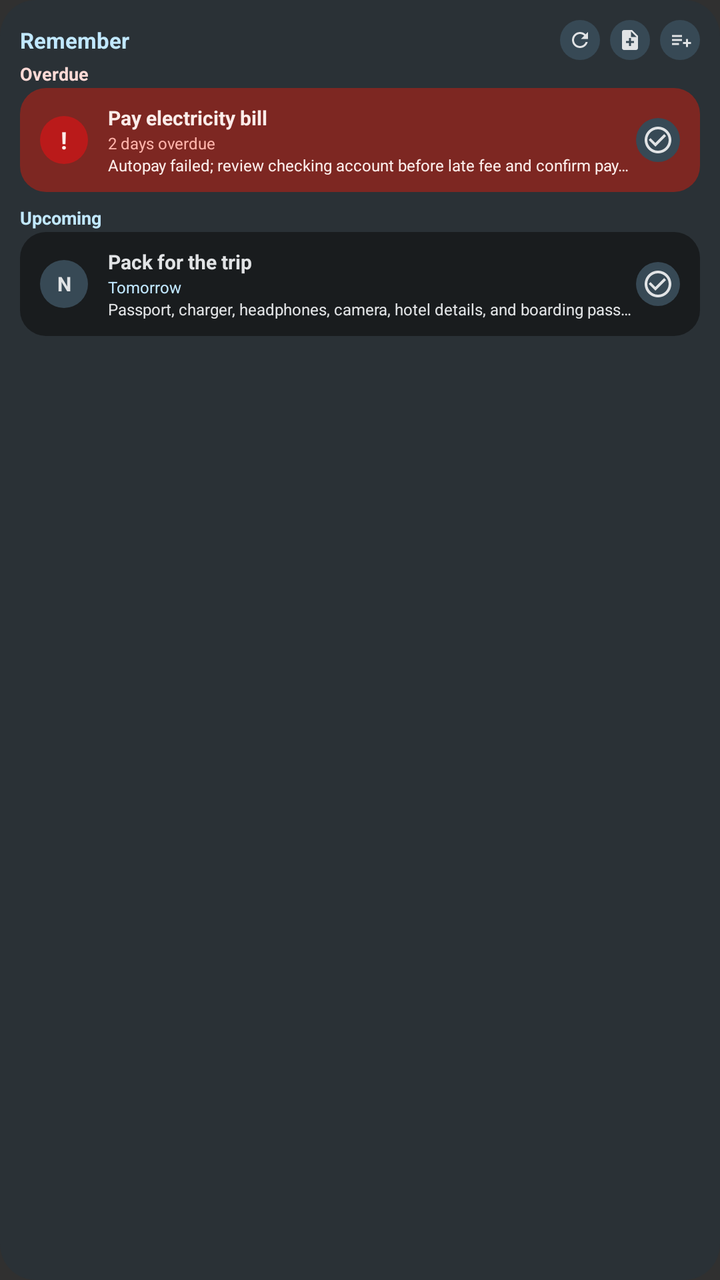
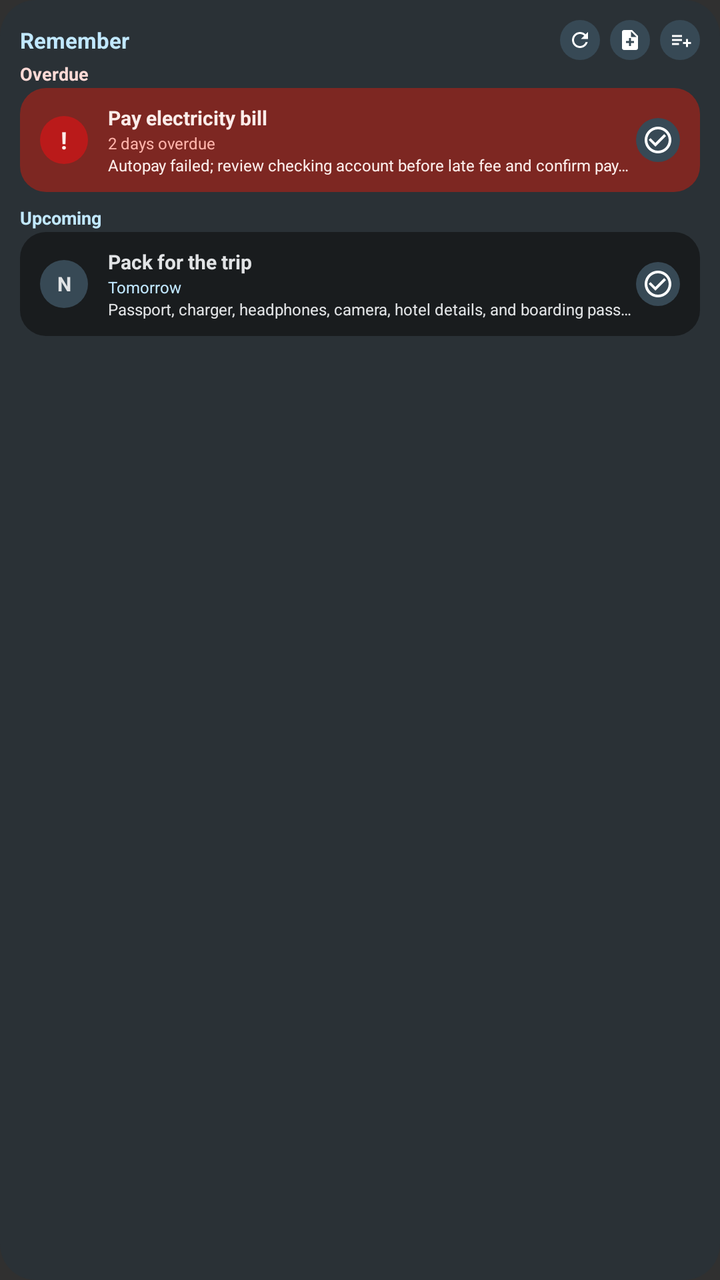

Screens rendered from an Android XML layout before and after an edit, with the pre-edit source and the edit as a unified diff.
<!-- AndroidManifest.xml: application theme Theme.Remember -->
<!-- res/layout/widget_preview_agenda.xml -->
<?xml version="1.0" encoding="utf-8"?>
<LinearLayout xmlns:android="http://schemas.android.com/apk/res/android"
    android:layout_width="360dp"
    android:layout_height="180dp"
    android:background="@drawable/widget_preview_background"
    android:orientation="vertical"
    android:padding="10dp">

    <LinearLayout
        android:layout_width="match_parent"
        android:layout_height="20dp"
        android:gravity="center_vertical"
        android:orientation="horizontal">

        <TextView
            android:layout_width="0dp"
            android:layout_height="wrap_content"
            android:layout_weight="1"
            android:ellipsize="end"
            android:fontFamily="sans"
            android:singleLine="true"
            android:text="@string/widget_header_title"
            android:textColor="@color/widget_preview_primary"
            android:textSize="11sp"
            android:textStyle="bold" />

        <ImageView
            android:layout_width="20dp"
            android:layout_height="20dp"
            android:background="@drawable/widget_preview_small_action"
            android:contentDescription="@string/widget_refresh_cd"
            android:padding="4dp"
            android:src="@drawable/ic_widget_refresh"
            android:tint="@color/widget_preview_on_surface" />

        <ImageView
            android:layout_width="20dp"
            android:layout_height="20dp"
            android:layout_marginStart="5dp"
            android:background="@drawable/widget_preview_small_action"
            android:contentDescription="@string/widget_create_new_note"
            android:padding="4dp"
            android:src="@drawable/ic_widget_note_add"
            android:tint="@color/widget_preview_on_surface" />

        <ImageView
            android:layout_width="20dp"
            android:layout_height="20dp"
            android:layout_marginStart="5dp"
            android:background="@drawable/widget_preview_small_action"
            android:contentDescription="@string/widget_create_new_list"
            android:padding="4dp"
            android:src="@drawable/ic_widget_list_add"
            android:tint="@color/widget_preview_on_surface" />
    </LinearLayout>

    <TextView
        android:layout_width="match_parent"
        android:layout_height="14dp"
        android:gravity="center_vertical"
        android:text="Overdue"
        android:textColor="@color/widget_preview_error"
        android:textSize="9sp"
        android:textStyle="bold" />

    <LinearLayout
        android:layout_width="match_parent"
        android:layout_height="52dp"
        android:background="@drawable/widget_preview_card_overdue"
        android:gravity="center_vertical"
        android:orientation="horizontal"
        android:paddingHorizontal="10dp">

        <TextView
            android:layout_width="24dp"
            android:layout_height="24dp"
            android:background="@drawable/widget_preview_icon_circle_error"
            android:gravity="center"
            android:text="!"
            android:textColor="@color/widget_preview_on_error"
            android:textSize="12sp"
            android:textStyle="bold" />

        <LinearLayout
            android:layout_width="0dp"
            android:layout_height="wrap_content"
            android:layout_marginStart="10dp"
            android:layout_weight="1"
            android:orientation="vertical">

            <TextView
                android:layout_width="match_parent"
                android:layout_height="14dp"
                android:ellipsize="end"
                android:singleLine="true"
                android:text="Pay electricity bill"
                android:textColor="@color/widget_preview_on_error"
                android:textSize="10sp"
                android:textStyle="bold" />

            <TextView
                android:layout_width="match_parent"
                android:layout_height="11dp"
                android:ellipsize="end"
                android:singleLine="true"
                android:text="2 days overdue"
                android:textColor="@color/widget_preview_error_muted"
                android:textSize="8sp" />

            <TextView
                android:layout_width="match_parent"
                android:layout_height="11dp"
                android:ellipsize="end"
                android:singleLine="true"
                android:text="Autopay failed; review checking account before late fee and confirm payment"
                android:textColor="@color/widget_preview_on_error"
                android:textSize="8sp" />
        </LinearLayout>

        <ImageView
            android:layout_width="22dp"
            android:layout_height="22dp"
            android:background="@drawable/widget_preview_small_action"
            android:contentDescription="@string/widget_mark_done_cd"
            android:padding="3dp"
            android:src="@drawable/ic_widget_done"
            android:tint="@color/widget_preview_on_surface" />
    </LinearLayout>

    <TextView
        android:layout_width="match_parent"
        android:layout_height="14dp"
        android:layout_marginTop="6dp"
        android:gravity="center_vertical"
        android:text="Upcoming"
        android:textColor="@color/widget_preview_primary"
        android:textSize="9sp"
        android:textStyle="bold" />

    <LinearLayout
        android:layout_width="match_parent"
        android:layout_height="52dp"
        android:background="@drawable/widget_preview_card"
        android:gravity="center_vertical"
        android:orientation="horizontal"
        android:paddingHorizontal="10dp">

        <TextView
            android:layout_width="24dp"
            android:layout_height="24dp"
            android:background="@drawable/widget_preview_icon_circle"
            android:gravity="center"
            android:text="N"
            android:textColor="@color/widget_preview_on_surface"
            android:textSize="10sp"
            android:textStyle="bold" />

        <LinearLayout
            android:layout_width="0dp"
            android:layout_height="wrap_content"
            android:layout_marginStart="10dp"
            android:layout_weight="1"
            android:orientation="vertical">

            <TextView
                android:layout_width="match_parent"
                android:layout_height="14dp"
                android:ellipsize="end"
                android:singleLine="true"
                android:text="Pack for the trip"
                android:textColor="@color/widget_preview_on_surface"
                android:textSize="10sp"
                android:textStyle="bold" />

            <TextView
                android:layout_width="match_parent"
                android:layout_height="11dp"
                android:ellipsize="end"
                android:singleLine="true"
                android:text="Tomorrow"
                android:textColor="@color/widget_preview_primary"
                android:textSize="8sp" />

            <TextView
                android:layout_width="match_parent"
                android:layout_height="11dp"
                android:ellipsize="end"
                android:singleLine="true"
                android:text="Passport, charger, headphones, camera, hotel details, and boarding passes"
                android:textColor="@color/widget_preview_on_surface"
                android:textSize="8sp" />
        </LinearLayout>

        <ImageView
            android:layout_width="22dp"
            android:layout_height="22dp"
            android:background="@drawable/widget_preview_small_action"
            android:contentDescription="@string/widget_mark_done_cd"
            android:padding="3dp"
            android:src="@drawable/ic_widget_done"
            android:tint="@color/widget_preview_on_surface" />
    </LinearLayout>
</LinearLayout>
<!-- resources referenced by this layout -->
<resources>
  <color name="widget_preview_error">#FFDAD6</color>
  <color name="widget_preview_error_muted">#FFB4AB</color>
  <color name="widget_preview_on_error">#FCEDEA</color>
  <color name="widget_preview_on_surface">@android:color/system_neutral1_100</color>
  <color name="widget_preview_primary">@android:color/system_accent1_100</color>
  <!-- drawable ic_widget_done (drawable) -->
  <vector xmlns:android="http://schemas.android.com/apk/res/android"
      android:width="24dp"
      android:height="24dp"
      android:viewportWidth="24"
      android:viewportHeight="24"
      android:tint="?android:attr/colorForeground">
      <path
          android:fillColor="@android:color/white"
          android:pathData="M16.59,7.58L10,14.17l-3.59,-3.58L5,12l5,5 8,-8 -1.41,-1.42zM12,2C6.48,2 2,6.48 2,12s4.48,10 10,10 10,-4.48 10,-10S17.52,2 12,2zM12,20c-4.41,0 -8,-3.59 -8,-8s3.59,-8 8,-8 8,3.59 8,8 -3.59,8 -8,8z" />
  </vector>
  <!-- drawable ic_widget_list_add (drawable) -->
  <vector xmlns:android="http://schemas.android.com/apk/res/android"
      android:width="24dp"
      android:height="24dp"
      android:viewportWidth="24"
      android:viewportHeight="24"
      android:tint="?android:attr/colorForeground">
      <path
          android:fillColor="@android:color/white"
          android:pathData="M4,7h10v2H4V7zM4,11h10v2H4v-2zM4,15h7v2H4v-2zM18,11h2v3h3v2h-3v3h-2v-3h-3v-2h3v-3z" />
  </vector>
  <!-- drawable ic_widget_note_add (drawable) -->
  <vector xmlns:android="http://schemas.android.com/apk/res/android"
      android:width="24dp"
      android:height="24dp"
      android:viewportWidth="24"
      android:viewportHeight="24"
      android:tint="?android:attr/colorForeground">
      <path
          android:fillColor="@android:color/white"
          android:pathData="M14,2H6c-1.1,0 -2,0.9 -2,2v16c0,1.1 0.9,2 2,2h12c1.1,0 2,-0.9 2,-2V8l-6,-6zM13,9V3.5L18.5,9H13zM16,15h-3v3h-2v-3H8v-2h3v-3h2v3h3v2z" />
  </vector>
  <!-- drawable widget_preview_background (drawable) -->
  <shape xmlns:android="http://schemas.android.com/apk/res/android">
      <solid android:color="@color/widget_preview_surface" />
      <corners android:radius="18dp" />
  </shape>
  <!-- drawable widget_preview_card (drawable) -->
  <shape xmlns:android="http://schemas.android.com/apk/res/android">
      <solid android:color="@color/widget_preview_bg" />
      <corners android:radius="13dp" />
  </shape>
  <!-- drawable widget_preview_card_overdue (drawable) -->
  <shape xmlns:android="http://schemas.android.com/apk/res/android">
      <solid android:color="@color/widget_preview_surface_overdue" />
      <corners android:radius="13dp" />
  </shape>
  <!-- drawable widget_preview_icon_circle (drawable) -->
  <shape xmlns:android="http://schemas.android.com/apk/res/android"
      android:shape="oval">
      <solid android:color="@color/widget_preview_action" />
  </shape>
  <!-- drawable widget_preview_icon_circle_error (drawable) -->
  <shape xmlns:android="http://schemas.android.com/apk/res/android"
      android:shape="oval">
      <solid android:color="@color/widget_preview_error_action" />
  </shape>
  <!-- drawable widget_preview_small_action (drawable) -->
  <shape xmlns:android="http://schemas.android.com/apk/res/android">
      <solid android:color="@color/widget_preview_action" />
      <corners android:radius="14dp" />
  </shape>
  <string name="widget_create_new_list">Create new list</string>
  <string name="widget_create_new_note">Create new note</string>
  <string name="widget_header_title">Remember</string>
  <string name="widget_mark_done_cd">Mark done</string>
  <string name="widget_refresh_cd">Refresh widget</string>
  <style name="Theme.Remember" parent="android:Theme.Material.NoActionBar" />
  <color name="widget_preview_surface">@android:color/system_neutral2_800</color>
  <color name="widget_preview_bg">@android:color/system_neutral1_900</color>
  <color name="widget_preview_surface_overdue">#7D2722</color>
  <color name="widget_preview_action">@android:color/system_accent2_700</color>
  <color name="widget_preview_error_action">#BA1A1A</color>
  <!-- unchanged entries left out for length: 1 -->
</resources>

<!-- the commit's change to res/layout/widget_preview_agenda.xml (unified diff, before → after) -->
@@ -1,5 +1,6 @@
 <?xml version="1.0" encoding="utf-8"?>
 <LinearLayout xmlns:android="http://schemas.android.com/apk/res/android"
+    xmlns:app="http://schemas.android.com/apk/res-auto"
     android:layout_width="360dp"
     android:layout_height="180dp"
     android:background="@drawable/widget_preview_background"
@@ -31,7 +32,7 @@
             android:contentDescription="@string/widget_refresh_cd"
             android:padding="4dp"
             android:src="@drawable/ic_widget_refresh"
-            android:tint="@color/widget_preview_on_surface" />
+            app:tint="@color/widget_preview_on_surface" />
 
         <ImageView
             android:layout_width="20dp"
@@ -41,7 +42,7 @@
             android:contentDescription="@string/widget_create_new_note"
             android:padding="4dp"
             android:src="@drawable/ic_widget_note_add"
-            android:tint="@color/widget_preview_on_surface" />
+            app:tint="@color/widget_preview_on_surface" />
 
         <ImageView
             android:layout_width="20dp"
@@ -51,7 +52,7 @@
             android:contentDescription="@string/widget_create_new_list"
             android:padding="4dp"
             android:src="@drawable/ic_widget_list_add"
-            android:tint="@color/widget_preview_on_surface" />
+            app:tint="@color/widget_preview_on_surface" />
     </LinearLayout>
 
     <TextView
@@ -124,7 +125,7 @@
             android:contentDescription="@string/widget_mark_done_cd"
             android:padding="3dp"
             android:src="@drawable/ic_widget_done"
-            android:tint="@color/widget_preview_on_surface" />
+            app:tint="@color/widget_preview_on_surface" />
     </LinearLayout>
 
     <TextView
@@ -198,6 +199,6 @@
             android:contentDescription="@string/widget_mark_done_cd"
             android:padding="3dp"
             android:src="@drawable/ic_widget_done"
-            android:tint="@color/widget_preview_on_surface" />
+            app:tint="@color/widget_preview_on_surface" />
     </LinearLayout>
 </LinearLayout>
